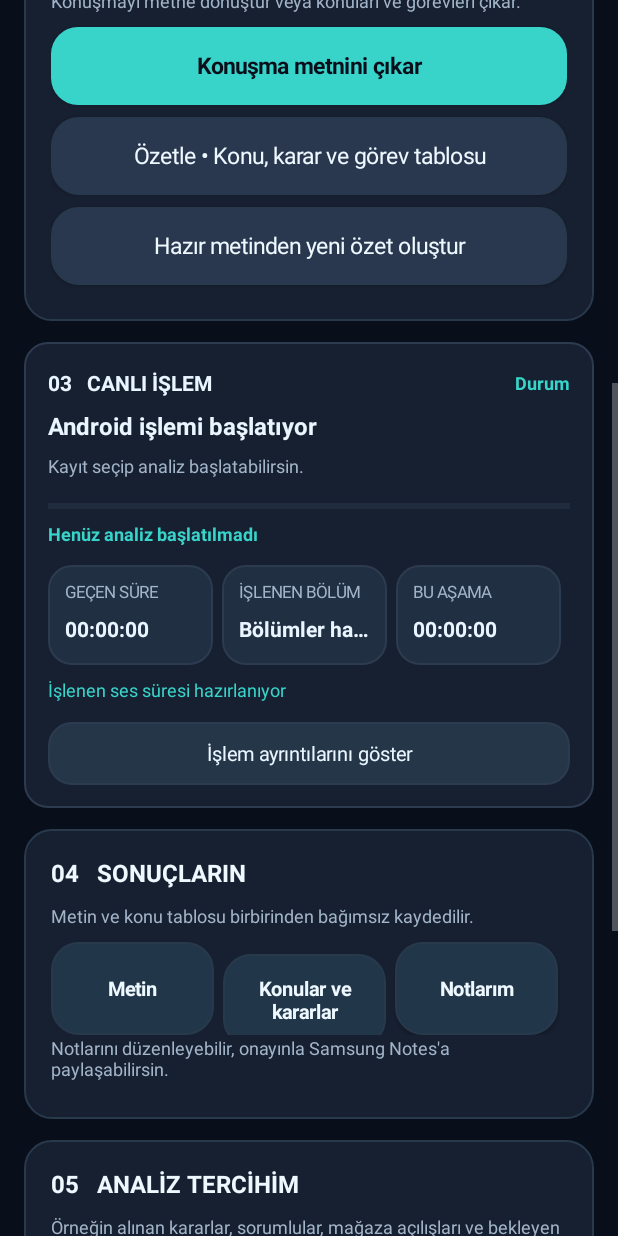
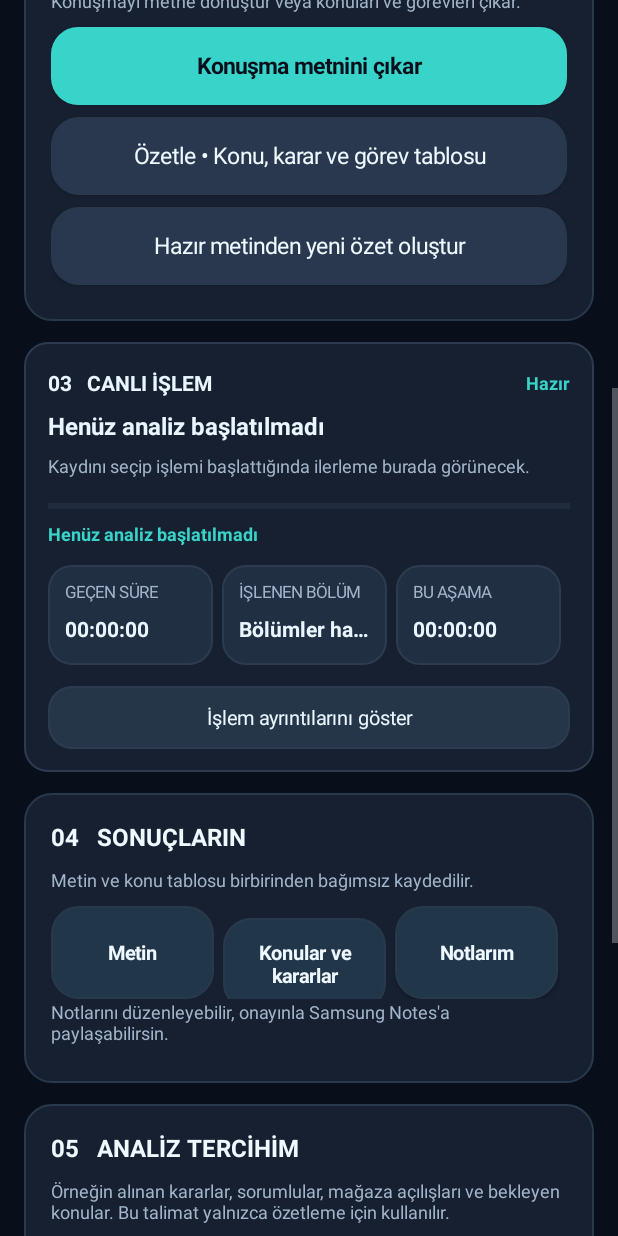
Before and after one commit to numandegirmenci/gunizi-android, an Android app: the SummaryActivity screen opened directly, with no data from a screen before it, scrolled down 576 dp, on a phone screen of 412 x 824 dp. Run offline under Robolectric (Android 15) with nearby library versions, the phone set to English and light mode, and no system bars.

Commit message:
Keep transcript and reports tied to selected recording, prevent stale-result confusion and fix idle card

```diff
--- a/app/src/main/java/com/gunizi/app/AiLiveStatusCard.java
+++ b/app/src/main/java/com/gunizi/app/AiLiveStatusCard.java
@@ -158,6 +158,7 @@ final class AiLiveStatusCard extends LinearLayout {
 
     void render(SharedPreferences prefs,WorkInfo.State state){
         String phase=prefs.getString("analysisPhase",AiStageMetrics.QUEUED);
+        boolean neverStarted=prefs.getLong("analysisStartedAt",0)==0&&state==null;
         String mode=prefs.getString("analysisMode",DailySummaryWorker.TRANSCRIPT);
         String message=prefs.getString("analysisStage","");
         String error=prefs.getString("summaryError","");
@@ -174,14 +175,16 @@ final class AiLiveStatusCard extends LinearLayout {
         if(stopped){running=false;phase=AiStageMetrics.CANCELLED;}
         if(failed){running=false;phase=AiStageMetrics.ERROR;}
         if(completed&&!failed&&!stopped){running=false;phase=AiStageMetrics.DONE;}
-        final String stageName=AiStageMetrics.displayStage(phase);
+        final String stageName=neverStarted?"Henüz analiz başlatılmadı":
+            AiStageMetrics.displayStage(phase);
         changed(headline,stageName);
-        String display=failed&&!error.isEmpty()?"Hata: "+error:
+        String display=neverStarted?"Kaydını seçip işlemi başlattığında ilerleme burada görünecek.":
+            failed&&!error.isEmpty()?"Hata: "+error:
             stopped?"Kaynak ses korunuyor. İstersen analizi tekrar başlatabilirsin.":
             message.isEmpty()?"Kayıt seçip analiz başlatabilirsin.":message;
         changed(description,display);
         String suffix=DailySummaryWorker.TRANSCRIPT.equals(mode)?" · Yalnızca metin":" · Metin + özet";
-        changed(step,AiProgressStatus.stageNumber(phase,mode));
+        changed(step,neverStarted?"Hazır":AiProgressStatus.stageNumber(phase,mode));
         int percent=prefs.getInt("analysisPercent",0);
         boolean indeterminate=running&&AiProgressStatus.indeterminate(phase);
         progress.setIndeterminate(indeterminate);
@@ -217,13 +220,14 @@ final class AiLiveStatusCard extends LinearLayout {
             AiProgressStatus.partLabel(currentPart,totalParts));
         long audioDone=prefs.getLong("analysisAudioProcessedMs",0),
             audioTotal=prefs.getLong("analysisAudioDuration",0);
-        String audioLabel=summarizing?
+        String audioLabel=neverStarted?"":summarizing?
             "Ses çözümlendi • Şimdi metinden konu ve görevler çıkarılıyor":
             audioTotal>0?
                 "İşlenen ses: "+AiProgressStatus.audioLabel(audioDone,audioTotal)+
                     " • %"+AiProgressStatus.totalPercent(audioDone,audioTotal):
                 "İşlenen ses süresi hazırlanıyor";
         changed(audio,audioLabel);
+        audio.setVisibility(audioLabel.isEmpty()?GONE:VISIBLE);
 
         String excerpt=prefs.getString("analysisPreview","");
         boolean hasPreview=!excerpt.isEmpty();
--- a/app/src/main/java/com/gunizi/app/SummaryActivity.java
+++ b/app/src/main/java/com/gunizi/app/SummaryActivity.java
@@ -125,6 +125,19 @@ public final class SummaryActivity extends Activity {
             saveFocus();
             if(!AiModelStore.ready(this,new Prefs(this).aiModel())){
                 missingModel(false);return;
+            }
+            String previousUri=getSharedPreferences(PREF,MODE_PRIVATE)
+                .getString("transcriptSourceUri",null);
+            if(selectedUri!=null&&(previousUri==null||
+                !selectedUri.toString().equals(previousUri))){
+                new AlertDialog.Builder(this)
+                    .setTitle("Bu kayıt için henüz konuşma metni yok")
+                    .setMessage("Önce seçili kaydı yazıya dökmelisin. Başka bir kayda ait "+
+                        "hazır metni yanlışlıkla özetlemeyeceğiz.")
+                    .setNegativeButton("Vazgeç",null)
+                    .setPositiveButton("Metnini çıkar",(d,w)->
+                        startAction(DailySummaryWorker.TRANSCRIPT)).show();
+                return;
             }
             if(!DailySummaryWorker.queueFromTranscript(this)){
                 new AlertDialog.Builder(this).setTitle("Henüz konuşma metni yok")
@@ -285,8 +298,13 @@ public final class SummaryActivity extends Activity {
             lastJobPollElapsed=0;
         }
         liveStatus.render(p,observedJobState);
-        transcriptButton.setEnabled(p.getString("transcriptInternal",null)!=null);
-        reportButton.setEnabled(p.getString("latestHtmlReport",null)!=null);
+        String selected=selectedUri==null?null:selectedUri.toString();
+        String transcriptUri=p.getString("transcriptSourceUri",null);
+        String reportUri=p.getString("lastReportSourceUri",null);
+        transcriptButton.setEnabled(p.getString("transcriptInternal",null)!=null&&
+            (selected==null||selected.equals(transcriptUri)));
+        reportButton.setEnabled(p.getString("latestHtmlReport",null)!=null&&
+            (selected==null||selected.equals(reportUri)));
         long now=android.os.SystemClock.elapsedRealtime();
         if(workId!=null&&now-lastJobPollElapsed>=3500L&&
             statusRefreshing.compareAndSet(false,true)){
```
Also changed, not shown: app/src/main/java/com/gunizi/app/DailySummaryWorker.java (+6 -1 lines).
